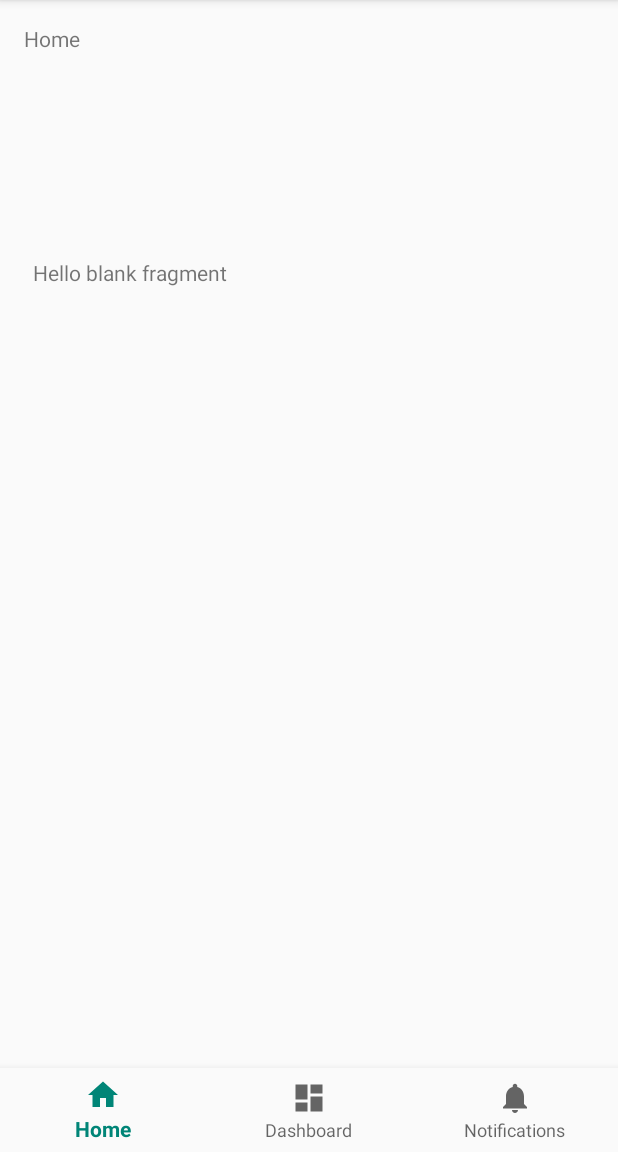
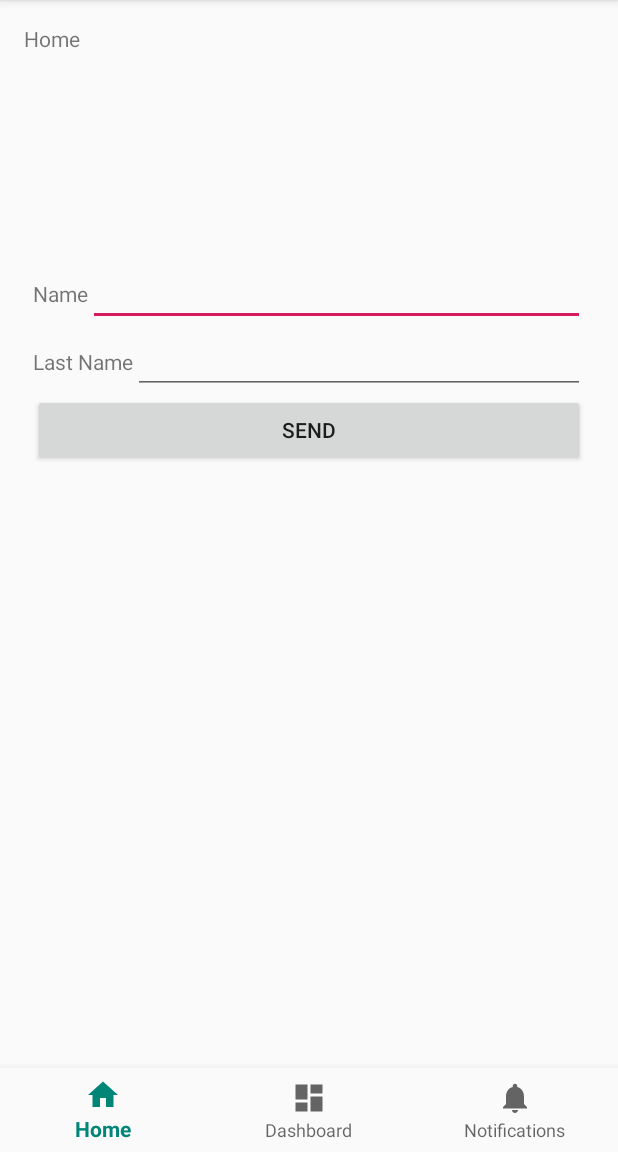
Before and after one commit to mxlopez25/FragmentDemo, an Android app: the screen it shows after launch (MainActivity), on a phone screen of 412 x 824 dp, the part 84-1236 px from its top. Run offline under Robolectric (Android 15) with nearby library versions, the phone set to English and light mode, and no system bars.

Commit message:
FormFragment is functional with MainActivity

```diff
--- a/app/src/main/java/com/example/maximolopez/fragmentdemo/MainActivity.java
+++ b/app/src/main/java/com/example/maximolopez/fragmentdemo/MainActivity.java
@@ -10,10 +10,11 @@ import android.support.v4.app.FragmentTransaction;
 import android.support.v7.app.AppCompatActivity;
 import android.view.MenuItem;
 import android.widget.TextView;
+import android.widget.Toast;
 
 import com.example.maximolopez.fragmentdemo.fragments.FormFragment;
 
-public class MainActivity extends AppCompatActivity {
+public class MainActivity extends AppCompatActivity implements FormFragment.DataTransfer {
 
     private TextView mTextMessage;
 
@@ -76,4 +77,9 @@ public class MainActivity extends AppCompatActivity {
                 .commit();
         return true;
     }
+
+    @Override
+    public void TextData(String data) {
+        Toast.makeText(this, data, Toast.LENGTH_SHORT).show();
+    }
 }
--- a/app/src/main/java/com/example/maximolopez/fragmentdemo/fragments/FormFragment.java
+++ b/app/src/main/java/com/example/maximolopez/fragmentdemo/fragments/FormFragment.java
@@ -1,11 +1,14 @@
 package com.example.maximolopez.fragmentdemo.fragments;
 
 
+import android.content.Context;
 import android.os.Bundle;
 import android.support.v4.app.Fragment;
 import android.view.LayoutInflater;
 import android.view.View;
 import android.view.ViewGroup;
+import android.widget.Button;
+import android.widget.EditText;
 
 import com.example.maximolopez.fragmentdemo.R;
 
@@ -14,19 +17,53 @@ import com.example.maximolopez.fragmentdemo.R;
  */
 public class FormFragment extends Fragment {
 
+    EditText edtName;
+    EditText edtLastName;
+
+    public interface DataTransfer {
+        void TextData(String data);
+    }
+
+    DataTransfer dataTransfer;
+
     public final static String TAG = "FORM_FRAGMENT";
 
     public FormFragment() {
         // Required empty public constructor
     }
 
+    @Override
+    public void onAttach(Context context) {
+        super.onAttach(context);
+
+        try {
+            dataTransfer = (DataTransfer) context;
+        } catch (Exception ex) {
+            throw new ClassCastException(context.toString() + " must implement " + DataTransfer.class.getName());
+        }
+    }
 
     @Override
     public View onCreateView(LayoutInflater inflater, ViewGroup container,
                              Bundle savedInstanceState) {
         // Inflate the layout for this fragment
         View v = inflater.inflate(R.layout.fragment_form, container, false);
+
+        edtName = v.findViewById(R.id.edt_Name);
+        edtLastName = v.findViewById(R.id.edt_last_name);
+
+        Button btnSend = (Button) v.findViewById(R.id.btn_send);
+        btnSend.setOnClickListener(new View.OnClickListener() {
+            @Override
+            public void onClick(View v) {
+                String name = edtName.getText().toString();
+                String lastName = edtLastName.getText().toString();
+                dataTransfer.TextData(String.format("Name: %s; Last Name: %s", name, lastName));
+            }
+        });
+
         return v;
     }
 
+
 }
--- a/app/src/main/res/layout/fragment_form.xml
+++ b/app/src/main/res/layout/fragment_form.xml
@@ -1,14 +1,49 @@
 <?xml version="1.0" encoding="utf-8"?>
-<FrameLayout xmlns:android="http://schemas.android.com/apk/res/android"
+<LinearLayout xmlns:android="http://schemas.android.com/apk/res/android"
     xmlns:tools="http://schemas.android.com/tools"
     android:layout_width="match_parent"
     android:layout_height="match_parent"
+    android:orientation="vertical"
     tools:context=".fragments.FormFragment">
 
     <!-- TODO: Update blank fragment layout -->
-    <TextView
+    <LinearLayout
         android:layout_width="match_parent"
-        android:layout_height="match_parent"
-        android:text="@string/hello_blank_fragment" />
+        android:layout_height="wrap_content"
+        android:layout_gravity="bottom"
+        android:orientation="horizontal">
 
-</FrameLayout>
+        <TextView
+            android:layout_width="wrap_content"
+            android:layout_height="wrap_content"
+            android:text="@string/name_label"/>
+
+        <EditText
+            android:id="@+id/edt_last_name"
+            android:layout_width="match_parent"
+            android:layout_height="wrap_content" />
+    </LinearLayout>
+
+    <LinearLayout
+        android:layout_width="match_parent"
+        android:layout_height="wrap_content"
+        android:orientation="horizontal">
+
+        <TextView
+            android:layout_width="wrap_content"
+            android:layout_height="wrap_content"
+            android:text="@string/last_name_label"/>
+
+        <EditText
+            android:id="@+id/edt_Name"
+            android:layout_width="match_parent"
+            android:layout_height="wrap_content" />
+    </LinearLayout>
+
+    <Button
+        android:id="@+id/btn_send"
+        android:layout_width="match_parent"
+        android:layout_height="wrap_content"
+        android:text="@string/send_label"/>
+
+</LinearLayout>
--- a/app/src/main/res/values/strings.xml
+++ b/app/src/main/res/values/strings.xml
@@ -6,4 +6,7 @@
 
     <!-- TODO: Remove or change this placeholder text -->
     <string name="hello_blank_fragment">Hello blank fragment</string>
+    <string name="name_label">Name</string>
+    <string name="last_name_label">Last Name</string>
+    <string name="send_label">SEND</string>
 </resources>
```
